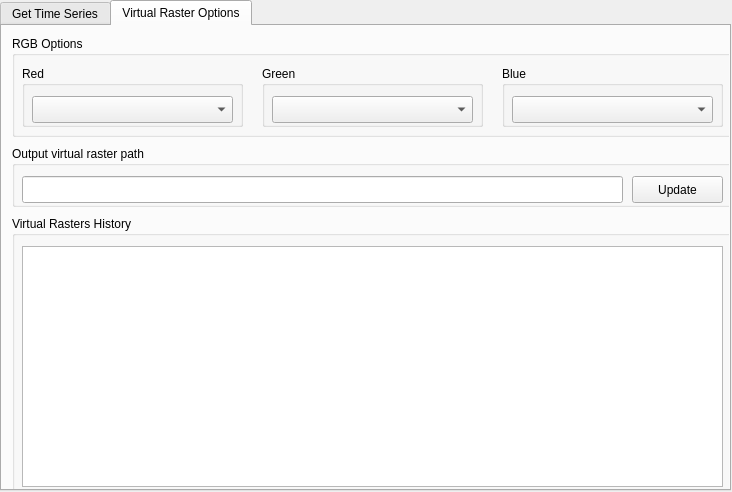
Before: the Qt Designer form wtss_plugin/wtss_qgis_dialog_base.ui in brazil-data-cube/wtss-qgis, drawn with Qt 5.
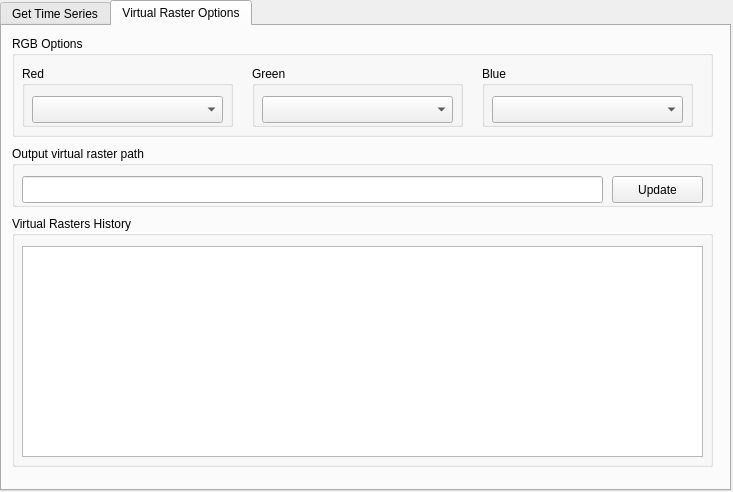
After: the same form once the commit is applied. The open tabs and pages were chosen to show the change.

Commit message: Fix size in inputs to control virtual raster composition

What changed in the file:
```diff
--- a/wtss_plugin/wtss_qgis_dialog_base.ui
+++ b/wtss_plugin/wtss_qgis_dialog_base.ui
@@ -6,7 +6,7 @@
    <rect>
     <x>0</x>
     <y>0</y>
-    <width>732</width>
+    <width>733</width>
     <height>492</height>
    </rect>
   </property>
@@ -373,7 +373,7 @@
       <rect>
        <x>10</x>
        <y>10</y>
-       <width>721</width>
+       <width>701</width>
        <height>101</height>
       </rect>
      </property>
@@ -385,7 +385,7 @@
        <rect>
         <x>10</x>
         <y>30</y>
-        <width>221</width>
+        <width>211</width>
         <height>61</height>
        </rect>
       </property>
@@ -397,7 +397,7 @@
         <rect>
          <x>10</x>
          <y>30</y>
-         <width>201</width>
+         <width>191</width>
          <height>27</height>
         </rect>
        </property>
@@ -406,9 +406,9 @@
      <widget class="QGroupBox" name="green_option_group">
       <property name="geometry">
        <rect>
-        <x>250</x>
+        <x>240</x>
         <y>30</y>
-        <width>221</width>
+        <width>211</width>
         <height>61</height>
        </rect>
       </property>
@@ -420,7 +420,7 @@
         <rect>
          <x>10</x>
          <y>30</y>
-         <width>201</width>
+         <width>191</width>
          <height>27</height>
         </rect>
        </property>
@@ -429,9 +429,9 @@
      <widget class="QGroupBox" name="blue_option_group">
       <property name="geometry">
        <rect>
-        <x>490</x>
+        <x>470</x>
         <y>30</y>
-        <width>221</width>
+        <width>211</width>
         <height>61</height>
        </rect>
       </property>
@@ -443,7 +443,7 @@
         <rect>
          <x>10</x>
          <y>30</y>
-         <width>201</width>
+         <width>191</width>
          <height>27</height>
         </rect>
        </property>
@@ -455,8 +455,8 @@
       <rect>
        <x>10</x>
        <y>190</y>
-       <width>721</width>
-       <height>281</height>
+       <width>701</width>
+       <height>251</height>
       </rect>
      </property>
      <property name="title">
@@ -467,8 +467,8 @@
        <rect>
         <x>10</x>
         <y>30</y>
-        <width>701</width>
-        <height>241</height>
+        <width>681</width>
+        <height>211</height>
        </rect>
       </property>
      </widget>
@@ -478,7 +478,7 @@
       <rect>
        <x>10</x>
        <y>120</y>
-       <width>721</width>
+       <width>701</width>
        <height>61</height>
       </rect>
      </property>
@@ -490,7 +490,7 @@
        <rect>
         <x>10</x>
         <y>30</y>
-        <width>601</width>
+        <width>581</width>
         <height>27</height>
        </rect>
       </property>
@@ -498,7 +498,7 @@
      <widget class="QPushButton" name="change_output_path_raster">
       <property name="geometry">
        <rect>
-        <x>620</x>
+        <x>600</x>
         <y>30</y>
         <width>91</width>
         <height>27</height>
@@ -514,7 +514,7 @@
   <widget class="QLabel" name="loading_label">
    <property name="geometry">
     <rect>
-     <x>5</x>
+     <x>0</x>
      <y>0</y>
      <width>731</width>
      <height>491</height>
```
